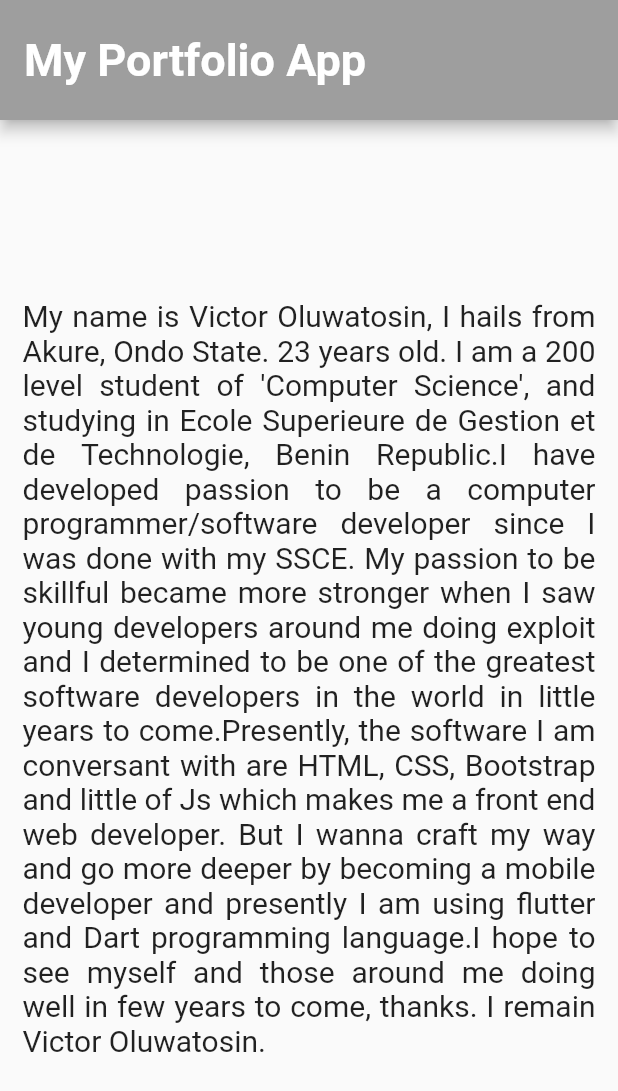
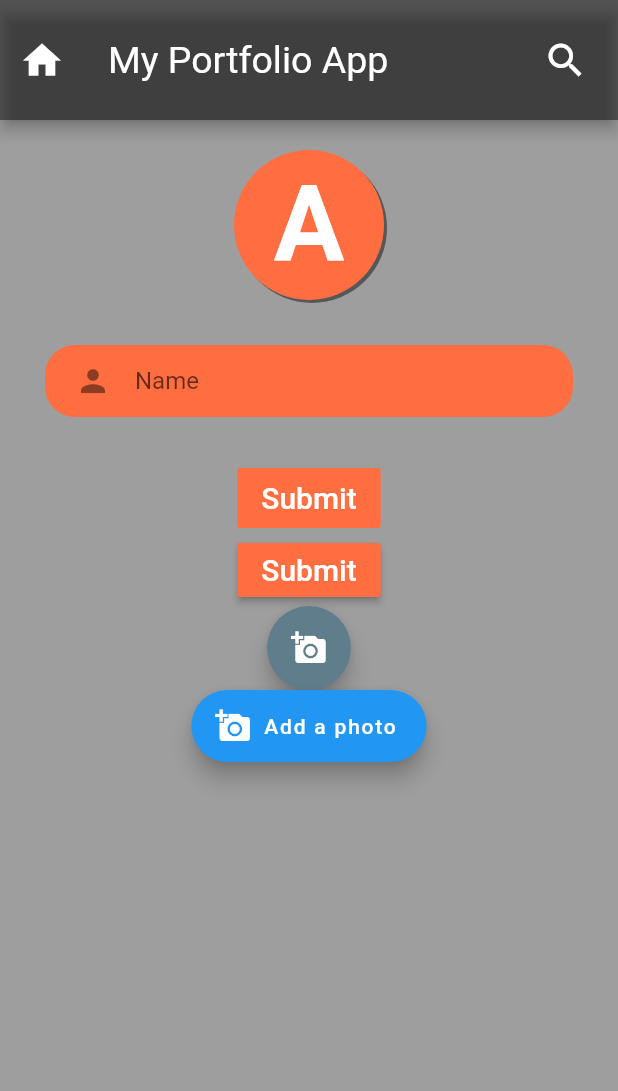
Before and after one commit to innocent98/My-Portfolio, a Flutter app: the screen it shows after launch, on a phone screen of 412 x 824 dp. Shown: the top 1091 px of the screen. Run offline on Flutter 3.47's test engine with Material 2 defaults, Android fonts, the phone set to English and light mode, and no system bars.

Commit message:
modification of my portfolio app on flutter

```diff
--- a/lib/main.dart
+++ b/lib/main.dart
@@ -8,9 +8,12 @@ class MyPortfolio extends StatelessWidget {
   @override
   Widget build(BuildContext context) {
     return MaterialApp(
+      debugShowCheckedModeBanner: false,
+      title: "My Portfolio",
       home: Scaffold(
+        backgroundColor: Colors.grey,
         appBar: AppBar(
-          backgroundColor: Colors.grey,
+          backgroundColor: Colors.black45,
           toolbarHeight: 80,
           title: Text(
               "My Portfolio App",
@@ -19,25 +22,129 @@ class MyPortfolio extends StatelessWidget {
                 style: TextStyle(
                   color: Colors.white,
                   fontStyle: FontStyle.normal,
-                  fontWeight: FontWeight.bold,
-                  fontSize: 30,
+                  fontWeight: FontWeight.normal,
+                  fontSize: 25,
                 ),
           ),
+          leading: Icon(Icons.home, size: 30,),
+          actions: [
+            Padding(
+              padding: const EdgeInsets.only(right: 20,),
+              child: Icon(Icons.search, size: 30,),
+            ),
+          ],
           centerTitle: false,
         ),
         body: SafeArea(
+          child: Center(
+            child: Column(
+              children: [
+                Center(
                   child: Container(
+                    height: 100,
+                    width: 100,
                     alignment: Alignment.center,
-            margin: EdgeInsets.all(15),
+                    margin: EdgeInsets.only(top: 20),
+                    //padding: EdgeInsets.all(20),
+                    decoration: BoxDecoration(
+                      color: Colors.deepOrangeAccent,
+                      borderRadius: BorderRadius.circular(100),
+                      boxShadow: [
+                        BoxShadow(color: Colors.black45, offset: Offset(2.0, 2.0))
+                      ]
+                    ),
+                   // transform: Matrix4.rotationZ(0.1), //note: rotation can either be in the axis of X,Y or Z
                     child: Text(
-              '''My name is Victor Oluwatosin, I hails from Akure, Ondo State. 23 years old. I am a 200 level student of 'Computer Science', and studying in Ecole Superieure de Gestion et de Technologie, Benin Republic.'''
-              'I have developed passion to be a computer programmer/software developer since I was done with my SSCE. My passion to be skillful became more stronger when I saw young developers around me doing exploit and I determined to be one of the greatest software developers in the world in little years to come.'
-              'Presently, the software I am conversant with are HTML, CSS, Bootstrap and little of Js which makes me a front end web developer. But I wanna craft my way and go more deeper by becoming a mobile developer and presently I am using flutter and Dart programming language.'
-              'I hope to see myself and those around me doing well in few years to come, thanks. I remain Victor Oluwatosin.',
+                      "A",
                       style: TextStyle(
-                fontSize: 20,
+                        fontWeight: FontWeight.w700,
+                        color: Colors.white,
+                        fontSize: 70,
                       ),
                       textAlign: TextAlign.justify,
+                    ),
+                  ),
+                ),
+                Container(
+                  margin: EdgeInsets.all(30),
+                  alignment: Alignment.center,
+                  decoration: BoxDecoration(
+                    color: Colors.deepOrangeAccent,
+                    borderRadius: BorderRadius.circular(20),
+                  ),
+                  child: Padding(
+                    padding: EdgeInsets.only(left: 20),
+                    child: TextField(
+                      decoration: InputDecoration(
+                        border: InputBorder.none,
+                        hintText: "Name",
+                        icon: Icon(Icons.person),
+                      ),
+                    ),
+                  ),
+                ),
+                // Container(
+                //   margin: EdgeInsets.only(left: 30, right: 30, top:0),
+                //   alignment: Alignment.center,
+                //   decoration: BoxDecoration(
+                //     color: Colors.deepOrangeAccent,
+                //     borderRadius: BorderRadius.circular(20),
+                //   ),
+                //   child: Padding(
+                //     padding: EdgeInsets.only(left: 20),
+                //     child: TextField(
+                //       decoration: InputDecoration(
+                //         border: InputBorder.none,
+                //         hintText: "Password",
+                //         icon: Icon(Icons.lock),
+                //       ),
+                //     ),
+                //   ),
+                // ),
+                // Container(
+                //   margin: EdgeInsets.all(30),
+                //   alignment: Alignment.center,
+                //   decoration: BoxDecoration(
+                //     color: Colors.deepOrangeAccent,
+                //     borderRadius: BorderRadius.circular(20),
+                //   ),
+                //   child: Padding(
+                //     padding: EdgeInsets.only(left: 20),
+                //     child: TextField(
+                //       decoration: InputDecoration(
+                //         border: InputBorder.none,
+                //         hintText: "github",
+                //         icon: Icon(Icons.link),
+                //       ),
+                //     ),
+                //   ),
+                // ),
+                //Flatbutton
+                FlatButton(
+                    onPressed: (){},
+                    child: Text("Submit", style: TextStyle(fontSize: 20, color: Colors.white),),
+                    color: Colors.deepOrangeAccent,
+                    height: 40,
+                ),
+                //RaisedButton
+                RaisedButton(
+                  onPressed: (){},
+                  child: Text("Submit", style: TextStyle(fontSize: 20, color: Colors.white,),),
+                  color: Colors.deepOrangeAccent,
+                  splashColor: Colors.deepOrange,
+                ),
+                //FloatActionButton
+                FloatingActionButton( //our child can either be text or icon
+                  onPressed: (){},
+                  child: Icon(Icons.add_a_photo),
+                  backgroundColor: Colors.blueGrey,
+                ),
+                //FloatAction.Extendedbutton
+                FloatingActionButton.extended(onPressed: (){},
+                  label: Text("Add a photo"),
+                  icon: Icon(Icons.add_a_photo),
+                ),
+              ],
             ),
           ),
         ),
```
Also changed, not shown: 1 other file. Lines whose indentation alone changed are shown as unchanged.
